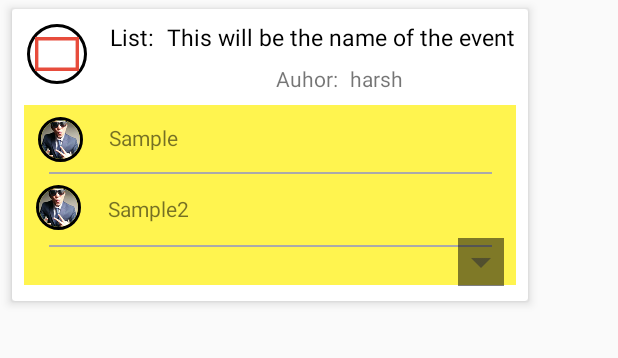
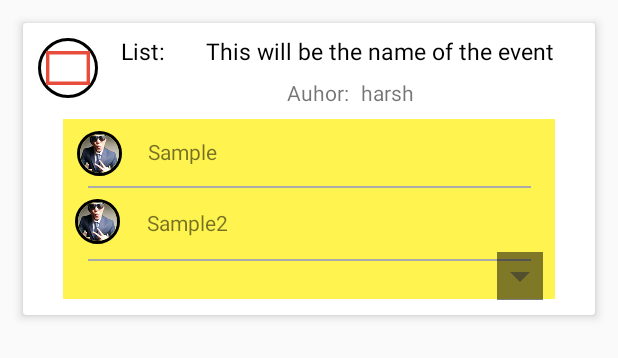
Before and after one commit to harshLFC/GroupEasy_v2, an Android app: the layout event_view.xml on its own in the app's theme, with its tools: preview values and no code run, on a phone screen of 412 x 824 dp. Shown: the top 358 px of the screen. Run offline under Robolectric (Android 15) with nearby library versions, the light colour scheme and no system bars.

```diff
--- a/app/src/main/java/example/com/groupeasy/activities/chatRoomActivity.java
+++ b/app/src/main/java/example/com/groupeasy/activities/chatRoomActivity.java
@@ -131,7 +131,7 @@ public class chatRoomActivity extends AppCompatActivity {
             @Override
             public void onClick(View v) {
 
-                Toast.makeText(chatRoomActivity.this, "Cicked",Toast.LENGTH_LONG).show();
+                Toast.makeText(chatRoomActivity.this, "Your Active Events will be displayed here",Toast.LENGTH_LONG).show();
                 Intent intent = new Intent(chatRoomActivity.this,lists_activity.class);
                 startActivity(intent);
                 finish();
--- a/app/src/main/res/layout/event_view.xml
+++ b/app/src/main/res/layout/event_view.xml
@@ -1,24 +1,12 @@
 <?xml version="1.0" encoding="utf-8"?>
-<android.support.constraint.ConstraintLayout xmlns:android="http://schemas.android.com/apk/res/android"
+<android.support.v7.widget.CardView xmlns:android="http://schemas.android.com/apk/res/android"
     xmlns:app="http://schemas.android.com/apk/res-auto"
     xmlns:tools="http://schemas.android.com/tools"
     android:orientation="vertical" android:layout_width="match_parent"
-    android:layout_height="match_parent">
+    android:layout_height="wrap_content"
+    app:cardElevation="4dp"
+    android:layout_margin="15dp">
 
-    <android.support.v7.widget.CardView
-        android:layout_width="344dp"
-        android:layout_height="wrap_content"
-        android:layout_marginLeft="8dp"
-        app:layout_constraintLeft_toLeftOf="parent"
-        app:layout_constraintTop_toTopOf="parent"
-        android:layout_marginTop="6dp"
-        android:layout_marginRight="8dp"
-        app:layout_constraintRight_toRightOf="parent"
-        app:layout_constraintHorizontal_bias="0.0"
-        android:layout_marginStart="8dp"
-        android:layout_marginEnd="8dp"
-        app:cardElevation="4dp"
-        >
 
         <android.support.constraint.ConstraintLayout
             android:layout_width="match_parent"
@@ -217,7 +205,3 @@
 
         </android.support.constraint.ConstraintLayout>
     </android.support.v7.widget.CardView>
-
-
-
-</android.support.constraint.ConstraintLayout>
```
Also changed, not shown: app/src/main/java/example/com/groupeasy/activities/CreateNewListActivity.java (+17 -1 lines), app/src/main/java/example/com/groupeasy/activities/lists_activity.java (+6 -7 lines), app/src/main/java/example/com/groupeasy/adapters/EventsAdapter.java (+5 -4 lines), app/src/main/java/example/com/groupeasy/adapters/Group.java (added, +23 -0 lines), app/src/main/java/example/com/groupeasy/pojo/list_main.java (added, +35 -0 lines).
